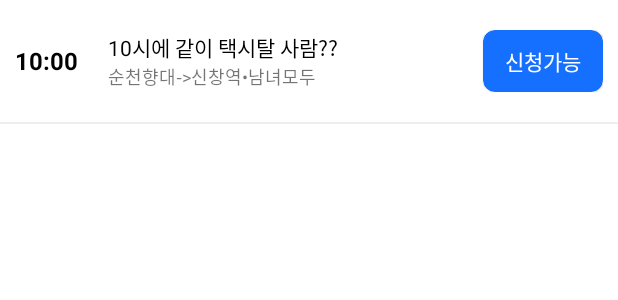
After one commit to Uttug-Seuja/sch-taxi-android, an Android app: the layout holder_taxi.xml on its own in the app's theme, with its tools: preview values and no code run, on a phone screen of 412 x 824 dp. The commit adds this screen. Shown: the top 300 px of the screen. Run offline under Robolectric (Android 15) with nearby library versions, the phone set to English and light mode, and no system bars.

```diff
--- a/app/src/main/java/com/sch/sch_taxi/ui/home/HomeNavigationAction.kt
+++ b/app/src/main/java/com/sch/sch_taxi/ui/home/HomeNavigationAction.kt
@@ -1,4 +1,8 @@
 package com.sch.sch_taxi.ui.home
 
 sealed class HomeNavigationAction {
+    object NavigateToSearch: HomeNavigationAction()
+    object NavigateToNotifications: HomeNavigationAction()
+    object NavigateToTaxiCreate: HomeNavigationAction()
+    object NavigateToTaxiDetail: HomeNavigationAction()
 }
--- /dev/null
+++ b/app/src/main/res/layout/holder_taxi.xml
@@ -0,0 +1,118 @@
+<?xml version="1.0" encoding="utf-8"?>
+
+<layout xmlns:android="http://schemas.android.com/apk/res/android"
+    xmlns:app="http://schemas.android.com/apk/res-auto"
+    xmlns:tools="http://schemas.android.com/tools">
+
+    <data>
+
+        <variable
+            name="holder"
+            type="com.sch.domain.model.Taxi" />
+
+        <variable
+            name="eventListener"
+            type="com.sch.sch_taxi.ui.home.HomeActionHandler" />
+    </data>
+
+    <LinearLayout
+        android:id="@+id/match_cardView"
+        android:layout_width="match_parent"
+        android:layout_height="wrap_content"
+        android:orientation="vertical">
+
+        <RelativeLayout
+            android:id="@+id/linearLayout"
+            android:layout_width="match_parent"
+            android:layout_height="match_parent"
+            android:layout_marginStart="10dp"
+            android:layout_marginTop="20dp"
+            android:layout_marginEnd="10dp"
+            android:layout_marginBottom="20dp"
+            android:background="@color/white"
+            android:orientation="horizontal">
+
+
+            <TextView
+                android:id="@+id/start_time_text"
+                android:layout_width="wrap_content"
+                android:layout_height="wrap_content"
+                android:layout_centerVertical="true"
+                android:text="10:00"
+                android:textColor="@android:color/black"
+                android:textSize="16sp"
+                android:textStyle="bold" />
+
+
+            <LinearLayout
+                android:layout_width="wrap_content"
+                android:layout_height="wrap_content"
+                android:layout_centerVertical="true"
+                android:layout_marginStart="20dp"
+                android:layout_marginEnd="10dp"
+                android:layout_toStartOf="@+id/state_btn"
+                android:layout_toEndOf="@+id/start_time_text"
+                android:orientation="vertical">
+
+                <TextView
+                    android:id="@+id/title_text"
+                    android:layout_width="wrap_content"
+                    android:layout_height="wrap_content"
+                    android:ellipsize="end"
+                    android:gravity="center"
+                    android:maxLines="1"
+                    android:text="10시에 같이 택시탈 사람??"
+                    android:textColor="@android:color/black"
+                    android:textSize="14sp" />
+
+                <TextView
+                    android:id="@+id/sub_title_text"
+                    android:layout_width="wrap_content"
+                    android:layout_height="wrap_content"
+                    android:gravity="center"
+                    android:text="순천향대->신창역•남녀모두"
+                    android:textAlignment="center"
+                    android:textSize="12sp" />
+
+            </LinearLayout>
+
+
+            <com.google.android.material.card.MaterialCardView
+                android:id="@+id/state_btn"
+                android:layout_width="80dp"
+                android:layout_height="wrap_content"
+                android:layout_alignParentRight="true"
+                android:layout_centerVertical="true"
+                android:layout_gravity="center"
+                app:cardBackgroundColor="#1570ff"
+                app:cardCornerRadius="8dp"
+                app:layout_constraintHorizontal_bias="0.504">
+
+                <TextView
+                    android:id="@+id/state_text"
+                    android:layout_width="wrap_content"
+                    android:layout_height="wrap_content"
+                    android:layout_gravity="center"
+                    android:layout_marginLeft="10dp"
+                    android:layout_marginTop="10dp"
+                    android:layout_marginRight="10dp"
+                    android:layout_marginBottom="10dp"
+                    android:gravity="center"
+                    android:text="신청가능"
+                    android:textAlignment="center"
+                    android:textColor="@color/white"
+                    android:textSize="14sp" />
+
+
+            </com.google.android.material.card.MaterialCardView>
+
+
+        </RelativeLayout>
+
+
+        <View
+            android:layout_width="match_parent"
+            android:layout_height="1.5dp"
+            android:background="#eeeeee" />
+    </LinearLayout>
+</layout>
--- /dev/null
+++ b/domain/src/main/java/com/sch/domain/model/Taxis.kt
@@ -0,0 +1,5 @@
+package com.sch.domain.model
+
+data class Taxis(
+    val Taxi: List<Taxi>
+)
```
Also changed, not shown: app/src/main/java/com/sch/sch_taxi/ui/home/HomeBindingAdapters.kt (+9 -7 lines), app/src/main/java/com/sch/sch_taxi/ui/home/HomeFragment.kt (+16 -8 lines), app/src/main/java/com/sch/sch_taxi/ui/home/HomeViewModel.kt (+23 -50 lines), app/src/main/java/com/sch/sch_taxi/ui/home/adapter/TaxiAdapter.kt (added, +52 -0 lines), app/src/main/res/layout/fragment_home.xml (+9 -11 lines), app/src/main/res/layout/fragment_taxi_detail.xml (+10 -10 lines), app/src/main/res/layout/holder_recycler_promise.xml (deleted, +0 -104 lines), domain/src/main/java/com/sch/domain/model/Taxi.kt (+20 -20 lines).
